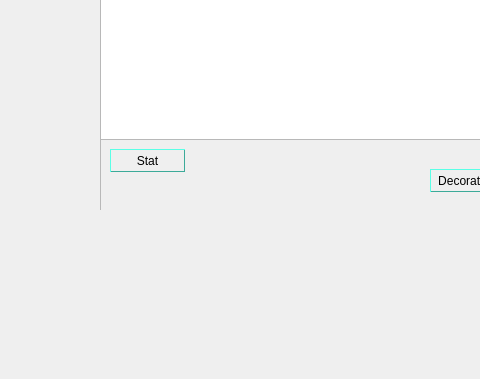
Old version of the form mainwindow.ui in the repository Zied-Dahmani/Projet_CPP_2A; both pictures show x 0 to 480 and y 221 to 600 of the 800 by 600 pixel window.
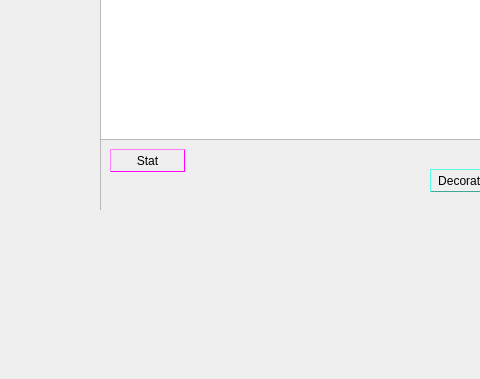
New version of the form. Icons and pictures are not drawn.

The edit to the form file:
```diff
--- a/mainwindow.ui
+++ b/mainwindow.ui
@@ -217,7 +217,7 @@
        <property name="styleSheet">
         <string notr="true">border-width : 1px;
 border-style : outset;
-border-color:rgb(60,170,153);</string>
+border-color:rgb(255, 0, 255);</string>
        </property>
        <property name="text">
         <string>Stat</string>
```
Left out of the diff: 2 changed lines with no effect on the pictures.
